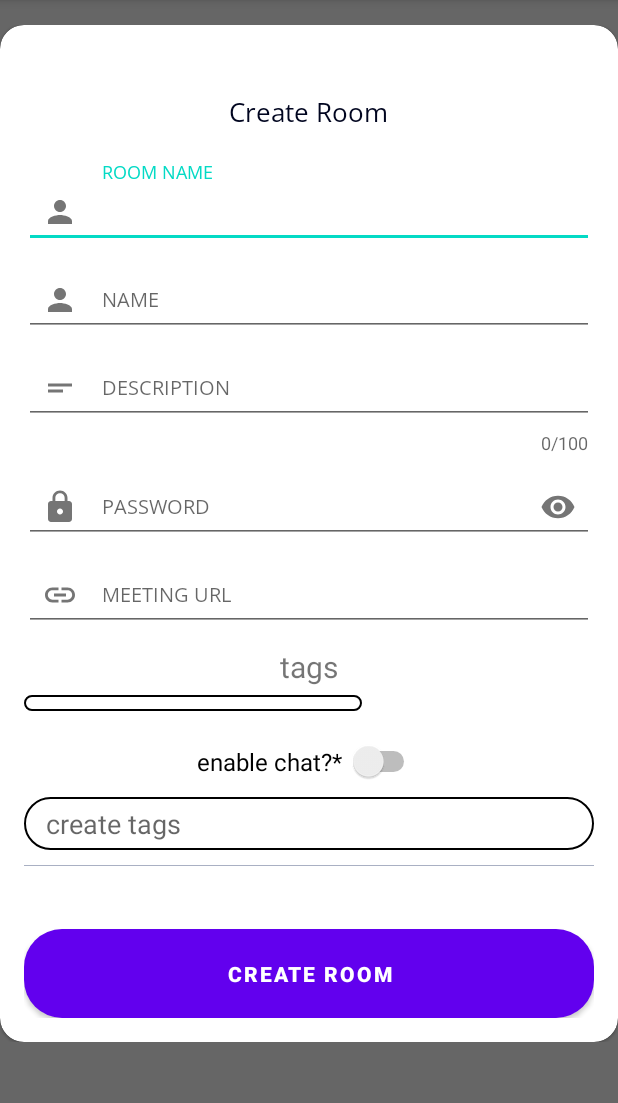
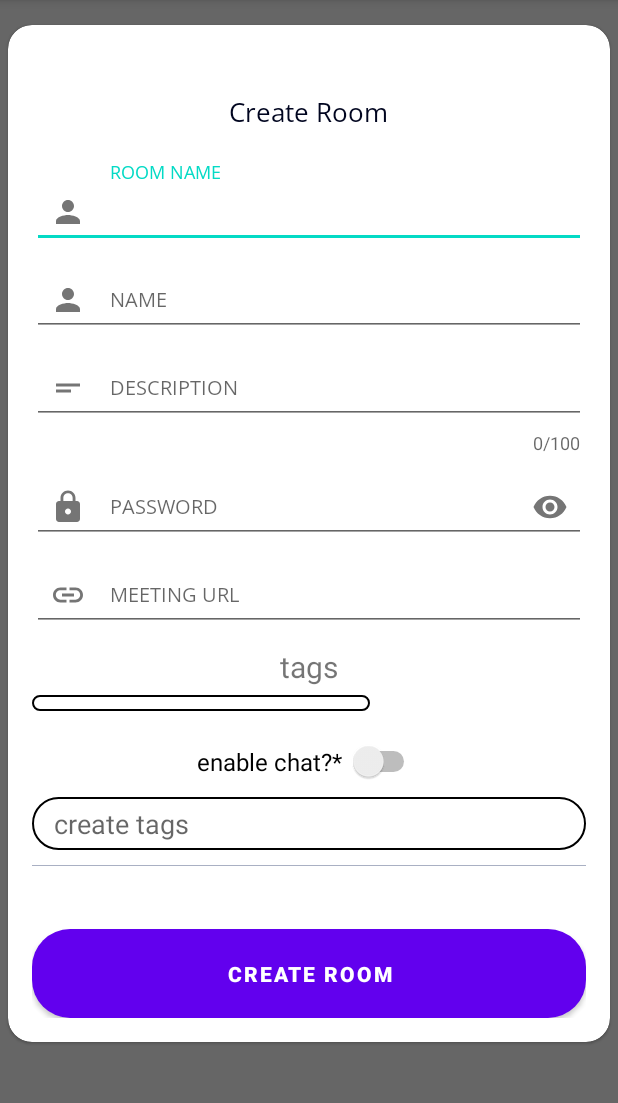
Before and after one commit to CarlosCRG19/Rusheers, an Android app: the fragment CreateRoomDialogFragment shown on its own in the app's theme, on a phone screen of 412 x 824 dp, the part 84-1187 px from its top. Run offline under Robolectric (Android 15) with nearby library versions, the phone set to English and light mode, and no system bars; libraries missing offline, so code that uses them is left out: com.parse, com.zeeshan.material, org.parceler; plain views replace MultiSelectionSpinner; 4 statements that could not run were skipped.

Commit message:
added style to cardview

```diff
--- a/HackMTY/app/build.gradle
+++ b/HackMTY/app/build.gradle
@@ -60,4 +60,8 @@ dependencies {
     implementation 'com.github.davidmigloz:drag-to-close:1.0.0'
     //Circle indicator
     implementation 'me.relex:circleindicator:2.1.6'
+
+    implementation "androidx.appcompat:appcompat:1.3.1"
+    implementation "com.google.android.material:material:1.4.0"
+
 }
--- a/HackMTY/app/src/main/res/values/themes.xml
+++ b/HackMTY/app/src/main/res/values/themes.xml
@@ -12,5 +12,17 @@
         <!-- Status bar color. -->
         <item name="android:statusBarColor" tools:targetApi="l">?attr/colorPrimaryVariant</item>
         <!-- Customize your theme here. -->
+
+    </style>
+
+    <style name="centreLocatorCardDesign">
+        <item name="android:layout_width">match_parent</item>
+        <item name="android:layout_height">match_parent</item>
+        <item name="android:layout_centerInParent">true</item>
+        <item name="android:layout_marginBottom">5dp</item>
+        <item name="android:layout_marginTop">5dp</item>
+        <item name="android:layout_marginLeft">5dp</item>
+        <item name="android:layout_marginRight">5dp</item>
+        <item name="android:layout_gravity">center</item>
     </style>
 </resources>
```
